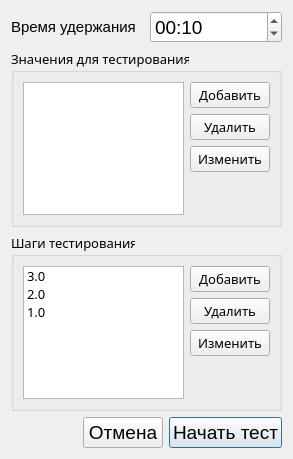
Rekvim/MpiSki, file Src/Gui/TestSettings/OtherTestSettings.ui: the form before one commit.
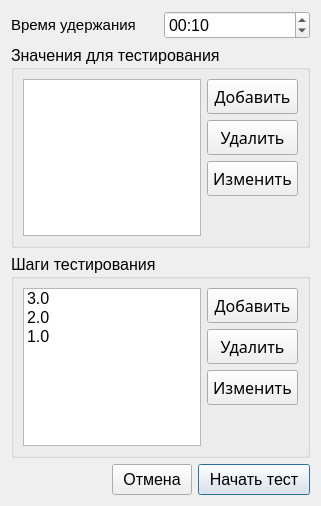
The form after the commit.

Diff of the .ui file:
```diff
--- a/Src/Gui/TestSettings/OtherTestSettings.ui
+++ b/Src/Gui/TestSettings/OtherTestSettings.ui
@@ -6,8 +6,8 @@
    <rect>
     <x>0</x>
     <y>0</y>
-    <width>293</width>
-    <height>459</height>
+    <width>321</width>
+    <height>506</height>
    </rect>
   </property>
   <property name="font">
@@ -23,6 +23,11 @@
     <layout class="QHBoxLayout" name="horizontalLayout_3">
      <item>
       <widget class="QLabel" name="label">
+       <property name="font">
+        <font>
+         <pointsize>12</pointsize>
+        </font>
+       </property>
        <property name="text">
         <string>&lt;html&gt;&lt;head/&gt;&lt;body&gt;&lt;p&gt;&lt;span style=&quot; font-size:11pt;&quot;&gt;Время удержания&lt;/span&gt;&lt;/p&gt;&lt;/body&gt;&lt;/html&gt;</string>
        </property>
@@ -30,6 +35,11 @@
      </item>
      <item>
       <widget class="QTimeEdit" name="timeEdit">
+       <property name="font">
+        <font>
+         <pointsize>12</pointsize>
+        </font>
+       </property>
        <property name="currentSection">
         <enum>QDateTimeEdit::Section::SecondSection</enum>
        </property>
@@ -54,8 +64,8 @@
     <widget class="QGroupBox" name="groupBox_2">
      <property name="font">
       <font>
-       <family>HoloLens MDL2 Assets</family>
-       <pointsize>10</pointsize>
+       <family>Segoe UI</family>
+       <pointsize>12</pointsize>
       </font>
      </property>
      <property name="title">
@@ -64,6 +74,12 @@
      <layout class="QHBoxLayout" name="horizontalLayout">
       <item>
        <widget class="QListWidget" name="listWidget_value">
+        <property name="font">
+         <font>
+          <family>Segoe UI</family>
+          <pointsize>12</pointsize>
+         </font>
+        </property>
         <property name="editTriggers">
          <set>QAbstractItemView::EditTrigger::CurrentChanged|QAbstractItemView::EditTrigger::DoubleClicked|QAbstractItemView::EditTrigger::EditKeyPressed</set>
         </property>
@@ -73,6 +89,15 @@
        <layout class="QVBoxLayout" name="verticalLayout">
         <item>
          <widget class="QPushButton" name="pushButton_add_value">
+          <property name="font">
+           <font>
+            <family>HoloLens MDL2 Assets</family>
+            <pointsize>12</pointsize>
+           </font>
+          </property>
+          <property name="styleSheet">
+           <string notr="true">padding: 5px 5px;</string>
+          </property>
           <property name="text">
            <string>Добавить</string>
           </property>
@@ -83,6 +108,15 @@
         </item>
         <item>
          <widget class="QPushButton" name="pushButton_delete_value">
+          <property name="font">
+           <font>
+            <family>HoloLens MDL2 Assets</family>
+            <pointsize>12</pointsize>
+           </font>
+          </property>
+          <property name="styleSheet">
+           <string notr="true">padding: 5px 5px;</string>
+          </property>
           <property name="text">
            <string>Удалить</string>
           </property>
@@ -90,6 +124,15 @@
         </item>
         <item>
          <widget class="QPushButton" name="pushButton_change_value">
+          <property name="font">
+           <font>
+            <family>HoloLens MDL2 Assets</family>
+            <pointsize>12</pointsize>
+           </font>
+          </property>
+          <property name="styleSheet">
+           <string notr="true">padding: 5px 5px;</string>
+          </property>
           <property name="text">
            <string>Изменить</string>
           </property>
@@ -117,8 +160,8 @@
     <widget class="QGroupBox" name="groupBox">
      <property name="font">
       <font>
-       <family>HoloLens MDL2 Assets</family>
-       <pointsize>10</pointsize>
+       <family>Segoe UI</family>
+       <pointsize>12</pointsize>
       </font>
      </property>
      <property name="title">
@@ -127,6 +170,12 @@
      <layout class="QHBoxLayout" name="horizontalLayout_2">
       <item>
        <widget class="QListWidget" name="listWidget_step">
+        <property name="font">
+         <font>
+          <family>Segoe UI</family>
+          <pointsize>12</pointsize>
+         </font>
+        </property>
         <item>
          <property name="text">
           <string>3.0</string>
@@ -148,6 +197,15 @@
        <layout class="QVBoxLayout" name="verticalLayout_2">
         <item>
          <widget class="QPushButton" name="pushButton_add_step">
+          <property name="font">
+           <font>
+            <family>HoloLens MDL2 Assets</family>
+            <pointsize>12</pointsize>
+           </font>
+          </property>
+          <property name="styleSheet">
+           <string notr="true">padding: 5px 5px;</string>
+          </property>
           <property name="text">
            <string>Добавить</string>
           </property>
@@ -155,6 +213,15 @@
         </item>
         <item>
          <widget class="QPushButton" name="pushButton_delete_step">
+          <property name="font">
+           <font>
+            <family>HoloLens MDL2 Assets</family>
+            <pointsize>12</pointsize>
+           </font>
+          </property>
+          <property name="styleSheet">
+           <string notr="true">padding: 5px 5px;</string>
+          </property>
           <property name="text">
            <string>Удалить</string>
           </property>
@@ -162,6 +229,15 @@
         </item>
         <item>
          <widget class="QPushButton" name="pushButton_change_step">
+          <property name="font">
+           <font>
+            <family>HoloLens MDL2 Assets</family>
+            <pointsize>12</pointsize>
+           </font>
+          </property>
+          <property name="styleSheet">
+           <string notr="true">padding: 5px 5px;</string>
+          </property>
           <property name="text">
            <string>Изменить</string>
           </property>
@@ -202,6 +278,14 @@
      </item>
      <item>
       <widget class="QPushButton" name="pushButton_2">
+       <property name="font">
+        <font>
+         <pointsize>12</pointsize>
+        </font>
+       </property>
+       <property name="styleSheet">
+        <string notr="true">padding: 5px 10px;</string>
+       </property>
        <property name="text">
         <string>Отмена</string>
        </property>
@@ -209,6 +293,14 @@
      </item>
      <item>
       <widget class="QPushButton" name="pushButton">
+       <property name="font">
+        <font>
+         <pointsize>12</pointsize>
+        </font>
+       </property>
+       <property name="styleSheet">
+        <string notr="true">padding: 5px 10px;</string>
+       </property>
        <property name="text">
         <string>Начать тест</string>
        </property>
```
